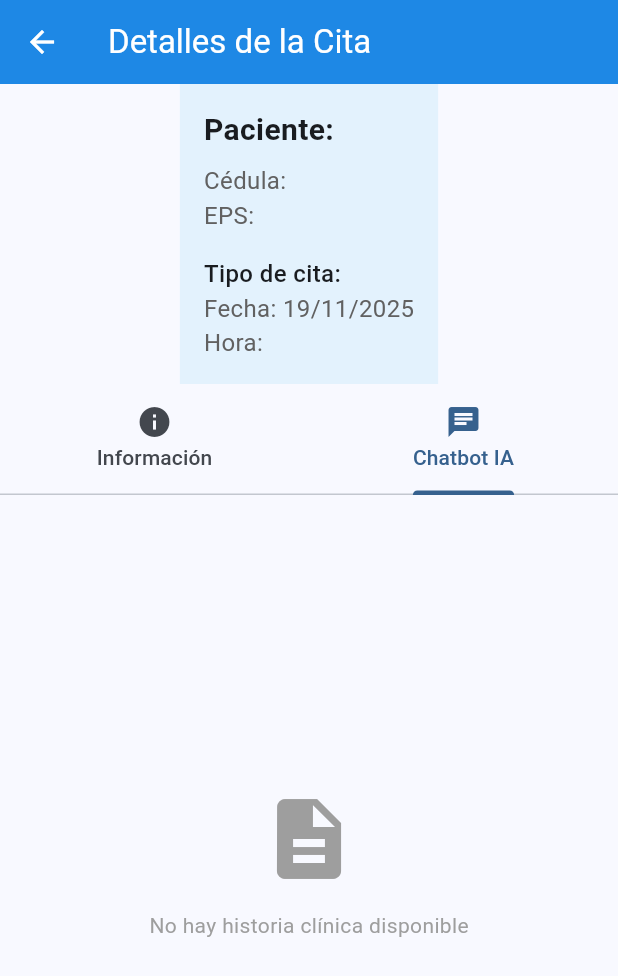
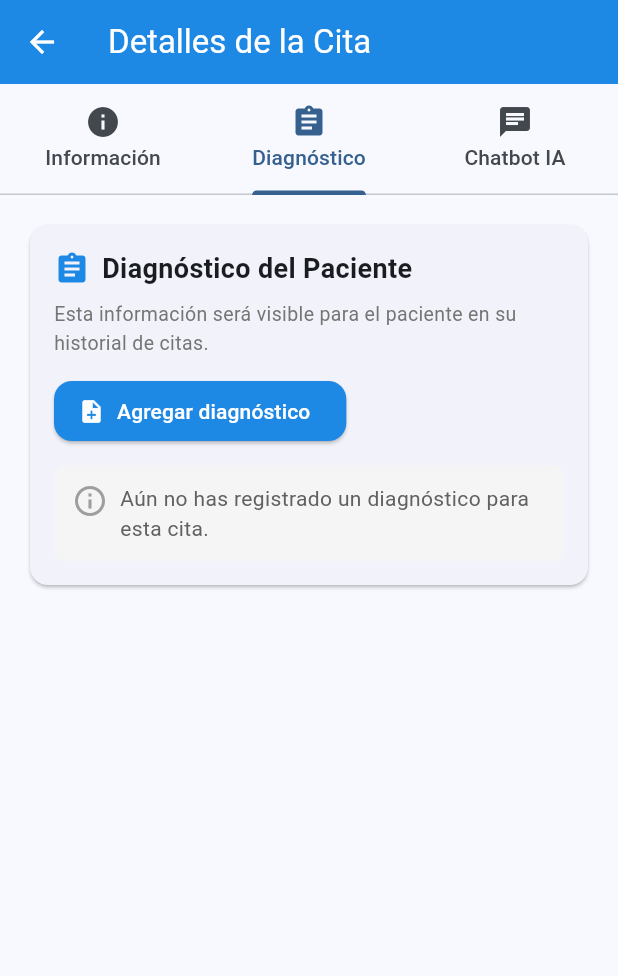
Before and after one commit to JAOSjavi/taller-login-supabase, a Flutter app: the DetalleCitaMedicoScreen screen opened directly with empty values, tab 2 chosen, on a phone screen of 412 x 824 dp. Shown: the top 976 px of the screen. Run offline on Flutter 3.47's test engine with Material 3 defaults, Android fonts, the phone set to English and light mode, and no system bars; our stand-ins replace file_picker, flutter_dotenv, get, go_router, google_generative_ai, shared_preferences and 2 more; missing offline and left inert: syncfusion_flutter_pdfviewer; accounts and stored records are empty.

Commit message:
ajuste de UI en panel medico

```diff
--- a/lib/router.dart
+++ b/lib/router.dart
@@ -9,6 +9,7 @@ import 'screens/medico_panel.dart';
 import 'screens/doctor_panel_screen.dart';
 import 'screens/detalle_cita_medico.dart';
 import 'services/supabase_service.dart';
+import 'services/session_service.dart';
 
 class AppRouter {
   static final GoRouter _router = GoRouter(
@@ -68,8 +69,12 @@ class AppRouter {
     ],
     redirect: (context, state) {
       final isLoggedIn = SupabaseService.instance.isLoggedIn;
-      final isLoginRoute = state.matchedLocation == '/login';
-      final isRegistroRoute = state.matchedLocation == '/registro';
+      final isSuperUser = SessionService.instance.isSuperUser;
+      final location = state.matchedLocation;
+      final isLoginRoute = location == '/login';
+      final isRegistroRoute = location == '/registro';
+      final isBienvenidaRoute = location == '/bienvenida';
+      final isMedicoPanelRoute = location == '/medico-panel';
 
       // Si no está logueado y no está en login o registro, redirigir a login
       if (!isLoggedIn && !isLoginRoute && !isRegistroRoute) {
@@ -78,7 +83,12 @@ class AppRouter {
 
       // Si está logueado y está en login o registro, redirigir a bienvenida
       if (isLoggedIn && (isLoginRoute || isRegistroRoute)) {
-        return '/bienvenida';
+        return isSuperUser ? '/medico-panel' : '/bienvenida';
+      }
+
+      // Forzar ruta del panel del médico si es superusuario
+      if (isLoggedIn && isSuperUser && !isMedicoPanelRoute && isBienvenidaRoute) {
+        return '/medico-panel';
       }
 
       return null;
--- a/lib/screens/detalle_cita_medico.dart
+++ b/lib/screens/detalle_cita_medico.dart
@@ -331,68 +331,13 @@ class _DetalleCitaMedicoScreenState extends State<DetalleCitaMedicoScreen> {
           : _citaData == null
           ? const Center(child: Text('No se encontraron datos'))
           : DefaultTabController(
-              length: 2,
+              length: 3,
               child: Column(
                 children: [
-                  // Información del paciente y cita
-                  Container(
-                    padding: const EdgeInsets.all(16),
-                    color: Colors.blue[50],
-                    child: Column(
-                      crossAxisAlignment: CrossAxisAlignment.start,
-                      children: [
-                        if (_pacienteData != null) ...[
-                          Text(
-                            'Paciente: ${_pacienteData!['nombres'] ?? ''} ${_pacienteData!['apellidos'] ?? ''}',
-                            style: const TextStyle(
-                              fontSize: 20,
-                              fontWeight: FontWeight.bold,
-                            ),
-                          ),
-                          const SizedBox(height: 8),
-                          Text(
-                            'Cédula: ${_pacienteData!['cedula'] ?? 'N/A'}',
-                            style: TextStyle(
-                              fontSize: 16,
-                              color: Colors.grey[700],
-                            ),
-                          ),
-                          Text(
-                            'EPS: ${_pacienteData!['eps'] ?? 'N/A'}',
-                            style: TextStyle(
-                              fontSize: 16,
-                              color: Colors.grey[700],
-                            ),
-                          ),
-                        ],
-                        const SizedBox(height: 16),
-                        Text(
-                          'Tipo de cita: ${_citaData!['tipo_cita'] ?? 'N/A'}',
-                          style: const TextStyle(
-                            fontSize: 16,
-                            fontWeight: FontWeight.w500,
-                          ),
-                        ),
-                        Text(
-                          'Fecha: ${_formatearFecha(_citaData!['fecha'])}',
-                          style: TextStyle(
-                            fontSize: 16,
-                            color: Colors.grey[700],
-                          ),
-                        ),
-                        Text(
-                          'Hora: ${_citaData!['hora'] ?? 'N/A'}',
-                          style: TextStyle(
-                            fontSize: 16,
-                            color: Colors.grey[700],
-                          ),
-                        ),
-                      ],
-                    ),
-                  ),
                   const TabBar(
                     tabs: [
                       Tab(icon: Icon(Icons.info), text: 'Información'),
+                      Tab(icon: Icon(Icons.assignment), text: 'Diagnóstico'),
                       Tab(icon: Icon(Icons.chat), text: 'Chatbot IA'),
                     ],
                   ),
@@ -401,6 +346,8 @@ class _DetalleCitaMedicoScreenState extends State<DetalleCitaMedicoScreen> {
                       children: [
                         // Tab de información
                         _buildInfoTab(),
+                        // Diagnóstico
+                        _buildDiagnosticoTab(),
                         // Tab de chatbot
                         _buildChatTab(),
                       ],
@@ -444,8 +391,6 @@ class _DetalleCitaMedicoScreenState extends State<DetalleCitaMedicoScreen> {
               ),
             ),
           ),
-          const SizedBox(height: 16),
-          _buildDiagnosticoCard(),
           if (_pacienteData != null) ...[
             const SizedBox(height: 16),
             Card(
@@ -789,6 +734,16 @@ class _DetalleCitaMedicoScreenState extends State<DetalleCitaMedicoScreen> {
     );
   }
 
+  Widget _buildDiagnosticoTab() {
+    return SingleChildScrollView(
+      padding: const EdgeInsets.all(16),
+      child: Column(
+        crossAxisAlignment: CrossAxisAlignment.start,
+        children: [_buildDiagnosticoCard()],
+      ),
+    );
+  }
+
   String _formatearFecha(dynamic fecha) {
     try {
       if (fecha is String) {
```
